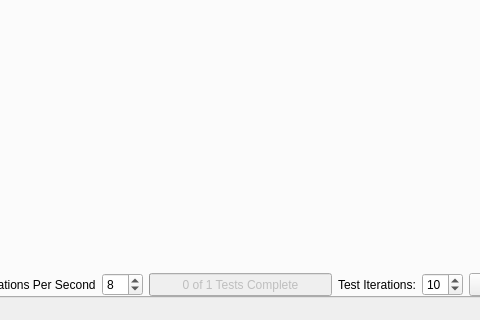
lancegilbert/LatencyTest, file latencytest/ui/ltmainwindowui.ui: the form before one commit; both pictures show x 139 to 619 and y 280 to 600 of the 800 by 600 pixel window.
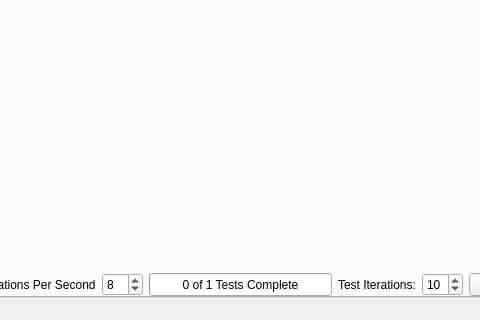
The form after the commit.

The edit to the form file:
```diff
--- a/latencytest/ui/ltmainwindowui.ui
+++ b/latencytest/ui/ltmainwindowui.ui
@@ -253,7 +253,7 @@
           <item>
            <widget class="QProgressBar" name="progressBar">
             <property name="enabled">
-             <bool>false</bool>
+             <bool>true</bool>
             </property>
             <property name="sizePolicy">
              <sizepolicy hsizetype="MinimumExpanding" vsizetype="Minimum">
```
